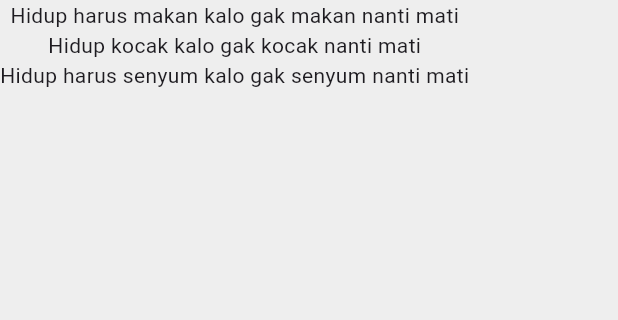
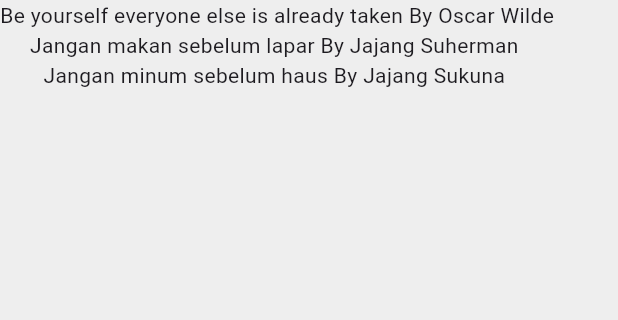
Before and after one commit to AdamJoestar/quote, a Flutter app: the screen it shows after launch, on a phone screen of 412 x 824 dp, the part 84-404 px from its top. Run offline on Flutter 3.47's test engine with Material 3 defaults, Android fonts, the phone set to English and light mode, and no system bars.

Commit message:
custom classes

```diff
--- a/lib/main.dart
+++ b/lib/main.dart
@@ -1,4 +1,5 @@
 import 'package:flutter/material.dart';
+import 'quote.dart';
 
 void main() {
   runApp(MaterialApp(home: QuoteList()));
@@ -10,10 +11,11 @@ class QuoteList extends StatefulWidget {
 }
 
 class _QuoteListState extends State<QuoteList> {
-  List<String> quotes = [
-    'Hidup harus makan kalo gak makan nanti mati ',
-    'Hidup kocak kalo gak kocak nanti mati ',
-    'Hidup harus senyum kalo gak senyum nanti mati ',
+
+  List<Quote> quotes = [
+    Quote(author: 'Oscar Wilde', text: 'Be yourself everyone else is already taken'),
+    Quote(author: 'Jajang Suherman ' , text: 'Jangan makan sebelum lapar'),
+    Quote(author: 'Jajang Sukuna ' , text: 'Jangan minum sebelum haus'),
   ];
 
   @override
@@ -29,7 +31,7 @@ class _QuoteListState extends State<QuoteList> {
         backgroundColor: const Color.fromARGB(255, 0, 0, 0),
       ),
       body: Column(
-        children: quotes.map((quote) => Text(quote)).toList(),
+        children: quotes.map((quote) => Text('${quote.text} By ${quote.author}')).toList(),
       ),
     );
   }
--- /dev/null
+++ b/lib/quote.dart
@@ -0,0 +1,6 @@
+class Quote {
+  String text;
+  String author;
+
+  Quote({required this.text, required this.author});
+}
```
